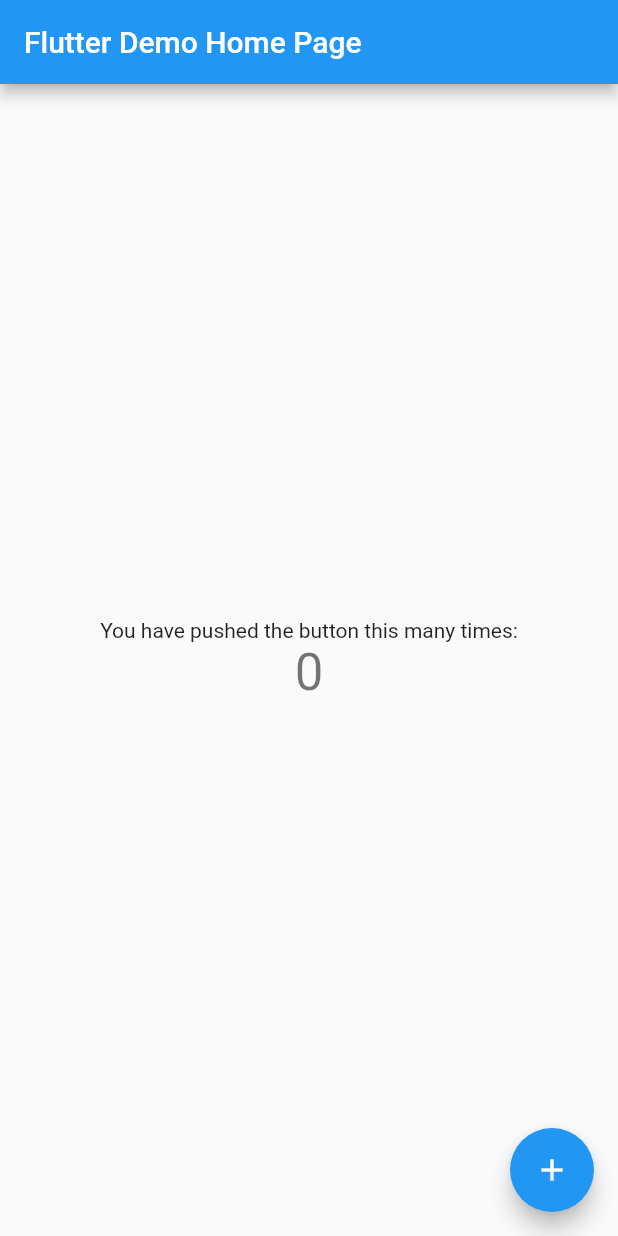
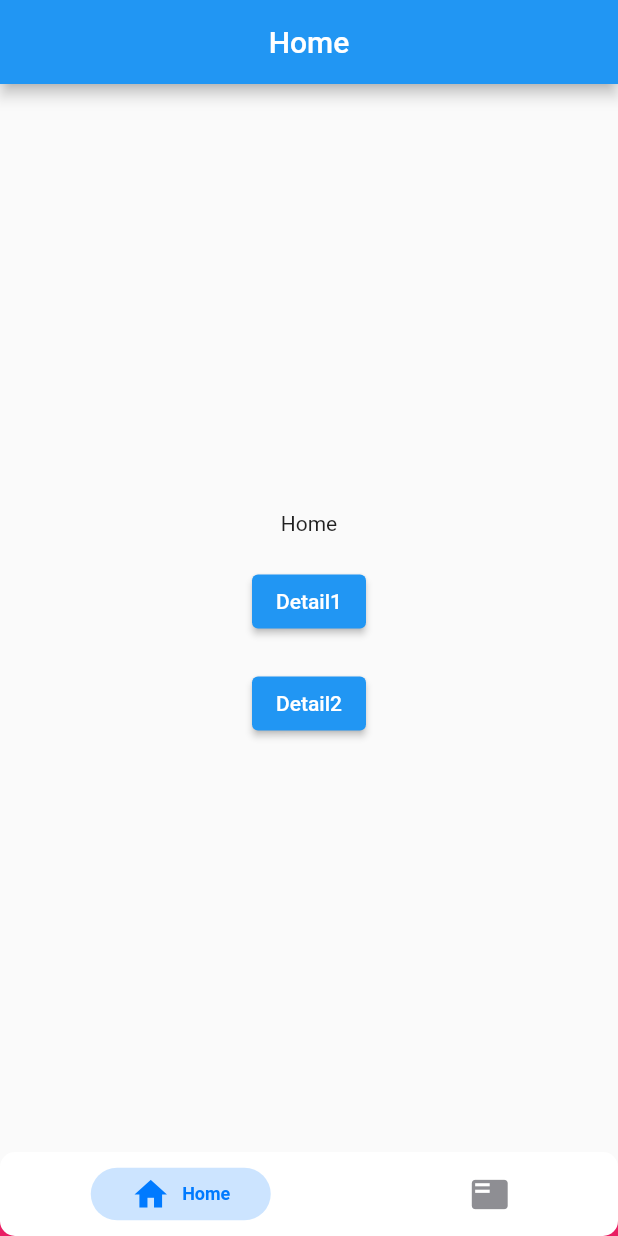
Before and after one commit to sukekyo000/persist_nav_bar_tab_bar, a Flutter app: the screen it shows after launch, on a phone screen of 412 x 824 dp. Run offline on Flutter 3.47's test engine with Material 2 defaults, Android fonts, the phone set to English and light mode, and no system bars; drawn by our look-alikes of persistent_bottom_nav_bar_v2.

Commit message:
パッケージ追加

```diff
--- /dev/null
+++ b/lib/detail_page.dart
@@ -0,0 +1,36 @@
+import 'package:flutter/material.dart';
+
+class DetailPage extends StatelessWidget {
+  const DetailPage({super.key});
+
+  @override
+  Widget build(BuildContext context) {
+    return DefaultTabController(
+      length: 2,
+      child: Scaffold(
+        appBar: AppBar(
+          title: const TabBar(
+            tabs: [
+              Tab(
+                icon: Text("Detail 1"),
+              ),
+              Tab(
+                icon: Text("Detail 2"),
+              ),
+            ],
+          ),
+        ),
+        body: const TabBarView(
+          children: [
+            Center(
+              child: Text("Detail 1"),
+            ),
+            Center(
+              child: Text("Detail 2"),
+            ),
+          ],
+        ),
+      ),
+    );
+  }
+}
--- /dev/null
+++ b/lib/home_page.dart
@@ -0,0 +1,30 @@
+import 'package:flutter/material.dart';
+
+class HomePage extends StatelessWidget {
+  const HomePage({super.key});
+
+  @override
+  Widget build(BuildContext context) {
+    return Scaffold(
+      appBar: AppBar(
+        centerTitle: true,
+        title: const Text("Home"),
+      ),
+      body: Center(
+        child: Column(mainAxisAlignment: MainAxisAlignment.center, children: [
+          const Text("Home"),
+          const SizedBox(height: 20),
+          ElevatedButton(
+            onPressed: () {},
+            child: const Text("Detail1"),
+          ),
+          const SizedBox(height: 20),
+          ElevatedButton(
+            onPressed: () {},
+            child: const Text("Detail2"),
+          ),
+        ]),
+      ),
+    );
+  }
+}
--- a/lib/main.dart
+++ b/lib/main.dart
@@ -1,4 +1,8 @@
 import 'package:flutter/material.dart';
+import 'package:persistent_bottom_nav_bar_v2/persistent-tab-view.dart';
+
+import 'detail_page.dart';
+import 'home_page.dart';
 
 void main() {
   runApp(const MyApp());
@@ -6,110 +10,64 @@ void main() {
 
 class MyApp extends StatelessWidget {
   const MyApp({super.key});
-
-  // This widget is the root of your application.
   @override
   Widget build(BuildContext context) {
     return MaterialApp(
-      title: 'Flutter Demo',
       theme: ThemeData(
-        // This is the theme of your application.
-        //
-        // Try running your application with "flutter run". You'll see the
-        // application has a blue toolbar. Then, without quitting the app, try
-        // changing the primarySwatch below to Colors.green and then invoke
-        // "hot reload" (press "r" in the console where you ran "flutter run",
-        // or simply save your changes to "hot reload" in a Flutter IDE).
-        // Notice that the counter didn't reset back to zero; the application
-        // is not restarted.
         primarySwatch: Colors.blue,
       ),
-      home: const MyHomePage(title: 'Flutter Demo Home Page'),
+      home: const MyHomePage(),
     );
   }
 }
 
-class MyHomePage extends StatefulWidget {
-  const MyHomePage({super.key, required this.title});
-
-  // This widget is the home page of your application. It is stateful, meaning
-  // that it has a State object (defined below) that contains fields that affect
-  // how it looks.
-
-  // This class is the configuration for the state. It holds the values (in this
-  // case the title) provided by the parent (in this case the App widget) and
-  // used by the build method of the State. Fields in a Widget subclass are
-  // always marked "final".
-
-  final String title;
-
-  @override
-  State<MyHomePage> createState() => _MyHomePageState();
-}
-
-class _MyHomePageState extends State<MyHomePage> {
-  int _counter = 0;
-
-  void _incrementCounter() {
-    setState(() {
-      // This call to setState tells the Flutter framework that something has
-      // changed in this State, which causes it to rerun the build method below
-      // so that the display can reflect the updated values. If we changed
-      // _counter without calling setState(), then the build method would not be
-      // called again, and so nothing would appear to happen.
-      _counter++;
-    });
-  }
-
+class MyHomePage extends StatelessWidget {
+  const MyHomePage({super.key});
   @override
   Widget build(BuildContext context) {
-    // This method is rerun every time setState is called, for instance as done
-    // by the _incrementCounter method above.
-    //
-    // The Flutter framework has been optimized to make rerunning build methods
-    // fast, so that you can just rebuild anything that needs updating rather
-    // than having to individually change instances of widgets.
+    final pages = [
+      const HomePage(),
+      const DetailPage(),
+    ];
+
     return Scaffold(
-      appBar: AppBar(
-        // Here we take the value from the MyHomePage object that was created by
-        // the App.build method, and use it to set our appbar title.
-        title: Text(widget.title),
+      body: PersistentTabView(
+        context,
+        controller: PersistentTabController(initialIndex: 0),
+        screens: pages,
+        items: [
+          PersistentBottomNavBarItem(
+            icon: const Icon(Icons.home),
+            title: "Home",
+          ),
+          PersistentBottomNavBarItem(
+            icon: const Icon(Icons.featured_play_list),
+            title: "Detail",
+          ),
+        ],
+        confineInSafeArea: true,
+        backgroundColor: Colors.white,
+        handleAndroidBackButtonPress: true,
+        resizeToAvoidBottomInset: true,
+        stateManagement: true,
+        hideNavigationBarWhenKeyboardShows: true,
+        decoration: NavBarDecoration(
+          borderRadius: BorderRadius.circular(10.0),
+          colorBehindNavBar: Colors.pink,
+        ),
+        popAllScreensOnTapOfSelectedTab: true,
+        popActionScreens: PopActionScreensType.all,
+        itemAnimationProperties: const ItemAnimationProperties(
+          duration: Duration(milliseconds: 200),
+          curve: Curves.ease,
+        ),
+        screenTransitionAnimation: const ScreenTransitionAnimation(
+          animateTabTransition: true,
+          curve: Curves.ease,
+          duration: Duration(milliseconds: 200),
+        ),
+        navBarStyle: NavBarStyle.style1,
       ),
-      body: Center(
-        // Center is a layout widget. It takes a single child and positions it
-        // in the middle of the parent.
-        child: Column(
-          // Column is also a layout widget. It takes a list of children and
-          // arranges them vertically. By default, it sizes itself to fit its
-          // children horizontally, and tries to be as tall as its parent.
-          //
-          // Invoke "debug painting" (press "p" in the console, choose the
-          // "Toggle Debug Paint" action from the Flutter Inspector in Android
-          // Studio, or the "Toggle Debug Paint" command in Visual Studio Code)
-          // to see the wireframe for each widget.
-          //
-          // Column has various properties to control how it sizes itself and
-          // how it positions its children. Here we use mainAxisAlignment to
-          // center the children vertically; the main axis here is the vertical
-          // axis because Columns are vertical (the cross axis would be
-          // horizontal).
-          mainAxisAlignment: MainAxisAlignment.center,
-          children: <Widget>[
-            const Text(
-              'You have pushed the button this many times:',
-            ),
-            Text(
-              '$_counter',
-              style: Theme.of(context).textTheme.headline4,
-            ),
-          ],
-        ),
-      ),
-      floatingActionButton: FloatingActionButton(
-        onPressed: _incrementCounter,
-        tooltip: 'Increment',
-        child: const Icon(Icons.add),
-      ), // This trailing comma makes auto-formatting nicer for build methods.
     );
   }
 }
```
Also changed, not shown: pubspec.yaml (+9 -11 lines), lib/state/bottom__bar.dart (added).
